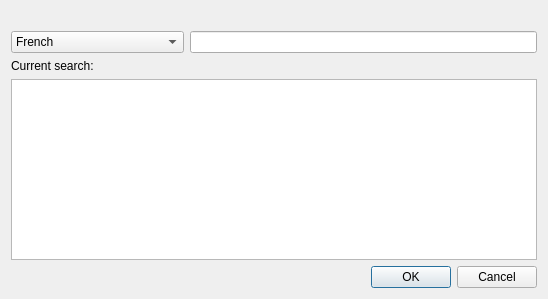
Before: the Qt Designer form freeddimanager/plugins/ddiplugin/atc/searchatcindatabasedialog.ui in FreeHealth/freehealth, drawn with Qt 5.
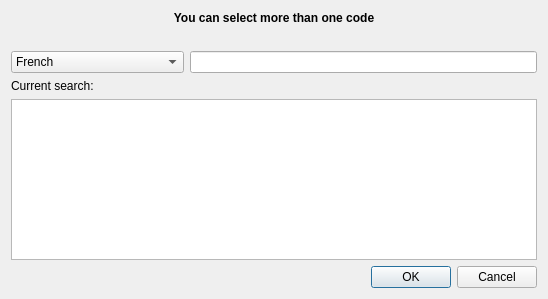
After: the same form once the commit is applied.

```diff
--- a/freeddimanager/plugins/ddiplugin/atc/searchatcindatabasedialog.ui
+++ b/freeddimanager/plugins/ddiplugin/atc/searchatcindatabasedialog.ui
@@ -14,10 +14,7 @@
    <string>Dialog</string>
   </property>
   <layout class="QGridLayout" name="gridLayout">
-   <item row="1" column="1" colspan="2">
-    <widget class="QLineEdit" name="term"/>
-   </item>
-   <item row="3" column="0" colspan="3">
+   <item row="4" column="0" colspan="3">
     <widget class="QTableView" name="tableView">
      <property name="editTriggers">
       <set>QAbstractItemView::NoEditTriggers</set>
@@ -33,17 +30,17 @@
      </property>
     </widget>
    </item>
-   <item row="4" column="1" colspan="2">
-    <widget class="QDialogButtonBox" name="buttonBox">
-     <property name="orientation">
-      <enum>Qt::Horizontal</enum>
-     </property>
-     <property name="standardButtons">
-      <set>QDialogButtonBox::Cancel|QDialogButtonBox::Ok</set>
+   <item row="2" column="1" colspan="2">
+    <widget class="QLineEdit" name="term"/>
+   </item>
+   <item row="3" column="1" colspan="2">
+    <widget class="QLabel" name="searchLabel">
+     <property name="text">
+      <string/>
      </property>
     </widget>
    </item>
-   <item row="1" column="0">
+   <item row="2" column="0">
     <widget class="QComboBox" name="lang">
      <item>
       <property name="text">
@@ -62,22 +59,15 @@
      </item>
     </widget>
    </item>
-   <item row="2" column="0">
+   <item row="3" column="0">
     <widget class="QLabel" name="label">
      <property name="text">
       <string>Current search:</string>
      </property>
     </widget>
    </item>
-   <item row="2" column="1" colspan="2">
-    <widget class="QLabel" name="searchLabel">
-     <property name="text">
-      <string/>
-     </property>
-    </widget>
-   </item>
    <item row="0" column="0" colspan="3">
-    <widget class="QLabel" name="initial">
+    <widget class="QLabel" name="Info">
      <property name="font">
       <font>
        <weight>75</weight>
@@ -85,13 +75,26 @@
       </font>
      </property>
      <property name="text">
-      <string/>
+      <string>You can select more than one code</string>
      </property>
      <property name="alignment">
       <set>Qt::AlignCenter</set>
      </property>
     </widget>
    </item>
+   <item row="5" column="0" colspan="3">
+    <widget class="QDialogButtonBox" name="buttonBox">
+     <property name="orientation">
+      <enum>Qt::Horizontal</enum>
+     </property>
+     <property name="standardButtons">
+      <set>QDialogButtonBox::Cancel|QDialogButtonBox::Ok</set>
+     </property>
+    </widget>
+   </item>
+   <item row="1" column="0" colspan="3">
+    <widget class="QLabel" name="initial"/>
+   </item>
   </layout>
  </widget>
  <resources/>
```
